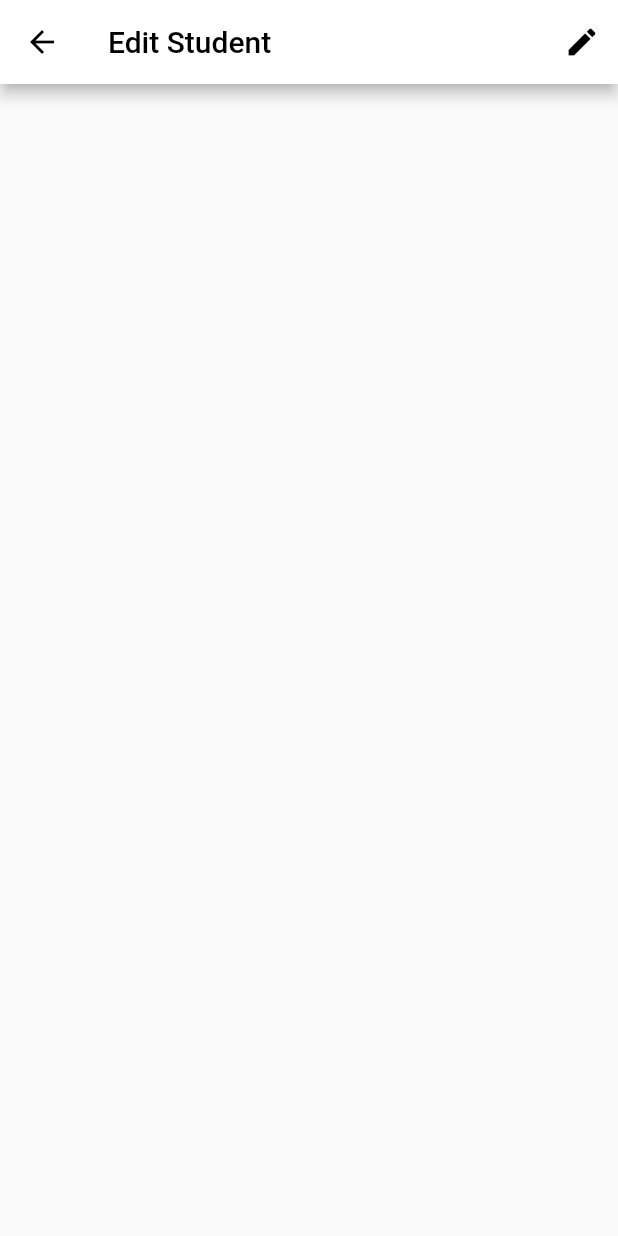
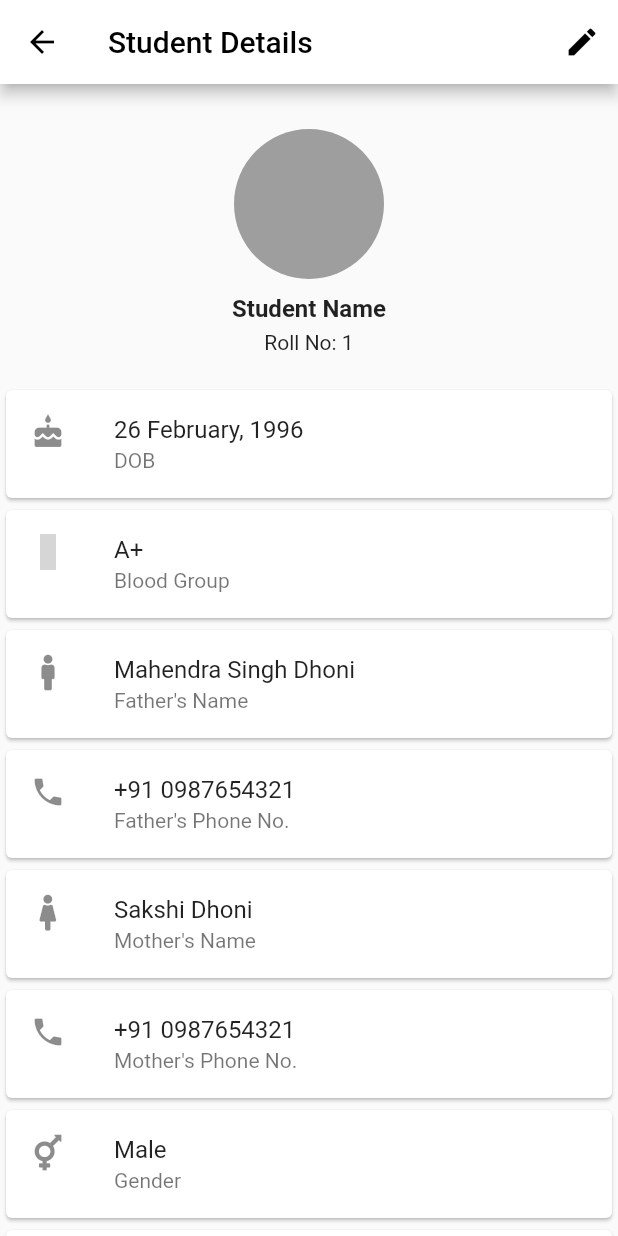
Before and after one commit to parikshitg/flutter_teacher_app, a Flutter app: the StudentDetails screen opened by its route, on a phone screen of 412 x 824 dp. Run offline on Flutter 3.47's test engine with Material 2 defaults, Android fonts, the light colour scheme and no system bars; our stand-ins replace flutter_vector_icons, font_awesome_flutter, image_picker; grey boxes are pictures that could not be loaded.

Commit message:
student details page

```diff
--- a/lib/models/student_model.dart
+++ b/lib/models/student_model.dart
@@ -11,6 +11,7 @@ class Student {
   final int gender;
    DateTime dob;
   final String address;
+  final String profileUrl;
 
   Student(
       {@required this.name,
@@ -22,5 +23,6 @@ class Student {
       this.mothersPhoneNo,
       this.gender,
       this.dob,
-      this.address});
+      this.address,
+      this.profileUrl});
 }
--- a/lib/screens/students/student_details.dart
+++ b/lib/screens/students/student_details.dart
@@ -1,7 +1,9 @@
 import 'package:flutter/material.dart';
+import 'package:flutter_teacher_app/screens/students/add_student.dart';
+import 'package:flutter_vector_icons/flutter_vector_icons.dart';
+import 'package:font_awesome_flutter/font_awesome_flutter.dart';
 
 class StudentDetails extends StatefulWidget {
-
   static final id = 'edit_student';
 
   @override
@@ -13,7 +15,10 @@ class _StudentDetailsState extends State<StudentDetails> {
   Widget build(BuildContext context) {
     return Scaffold(
       appBar: AppBar(
-        title: Text('Edit Student', style: TextStyle(color:Colors.black),),
+        title: Text(
+          'Student Details',
+          style: TextStyle(color: Colors.black),
+        ),
         backgroundColor: Colors.white,
         leading: IconButton(
           icon: Icon(Icons.arrow_back),
@@ -24,11 +29,88 @@ class _StudentDetailsState extends State<StudentDetails> {
           IconButton(
             icon: Icon(Icons.edit),
             color: Colors.black,
-            onPressed: () => Navigator.pushNamed(context, StudentDetails.id),
+            onPressed: () => Navigator.pushNamed(context, AddStudent.id),
           )
         ],
       ),
-
+      body: SingleChildScrollView(
+              child: Padding(
+                padding: EdgeInsets.symmetric(vertical: 30.0),
+                child: Column(
+          children: <Widget>[
+            CircleAvatar(
+                radius: 50.0,
+                backgroundColor: Colors.grey,
+            ),
+            SizedBox(height: 10.0,),
+            Text(
+                'Student Name',
+                style: TextStyle(fontSize: 16.0, fontWeight: FontWeight.w600),
+            ),
+            SizedBox(height: 5.0,),
+            Text('Roll No: 1'),
+            SizedBox(height: 20.0,),
+            Card(
+                child: ListTile(
+                  //dense: true,
+                  leading: Icon(Icons.cake,),
+                  title: Text('26 February, 1996'),
+                  subtitle: Text('DOB'),
+                ),
+            ),
+            Card(
+                child: ListTile(
+                  leading: Icon(Entypo.drop),
+                  title: Text('A+'),
+                  subtitle: Text('Blood Group'),
+                ),
+            ),
+            Card(
+                child: ListTile(
+                  leading: Icon(FontAwesomeIcons.male),
+                  title: Text('Mahendra Singh Dhoni'),
+                  subtitle: Text('Father\'s Name'),
+                ),
+            ),
+            Card(
+                child: ListTile(
+                  leading: Icon(Icons.phone),
+                  title: Text('+91 0987654321'),
+                  subtitle: Text('Father\'s Phone No.'),
+                ),
+            ),
+            Card(
+                child: ListTile(
+                  leading: Icon(FontAwesomeIcons.female),
+                  title: Text('Sakshi Dhoni'),
+                  subtitle: Text('Mother\'s Name'),
+                ),
+            ),
+            Card(
+                child: ListTile(
+                  leading: Icon(Icons.phone),
+                  title: Text('+91 0987654321'),
+                  subtitle: Text('Mother\'s Phone No.'),
+                ),
+            ),
+            Card(
+                child: ListTile(
+                  leading: Icon(FontAwesomeIcons.transgender),
+                  title: Text('Male'),
+                  subtitle: Text('Gender'),
+                ),
+            ),
+            Card(
+                child: ListTile(
+                  leading: Icon(FontAwesomeIcons.locationArrow),
+                  title: Text('Sherpa Gaon, Kalimpong'),
+                  subtitle: Text('Address'),
+                ),
+            ),
+          ],
+        ),
+              ),
+      ),
     );
   }
 }
```
